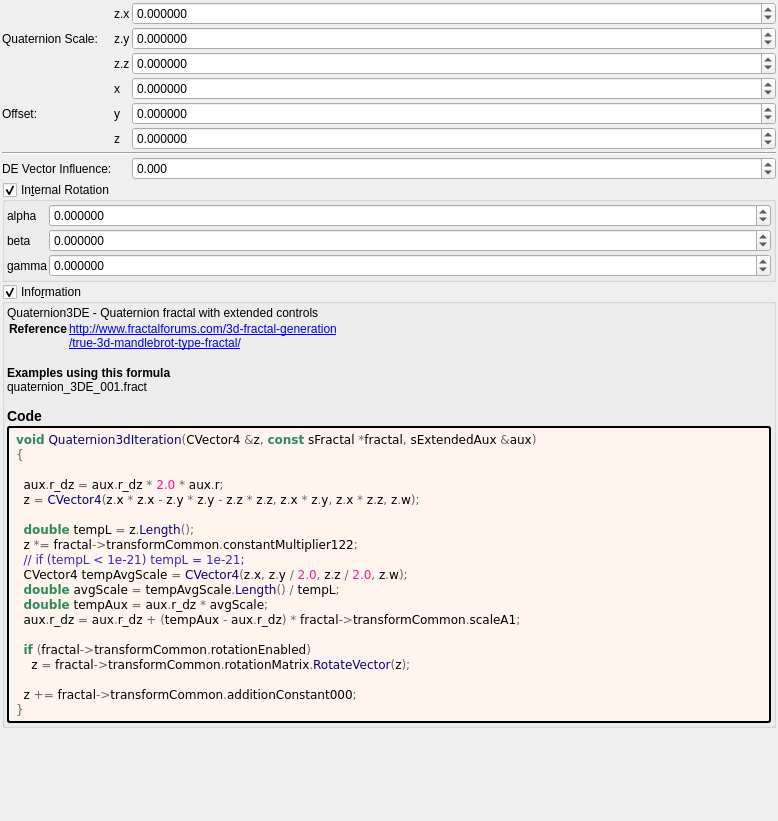
The window that mandelbulber2/formula/ui/quaternion3d.ui (buddhi1980/mandelbulber2) describes before a commit, drawn with Qt 5.
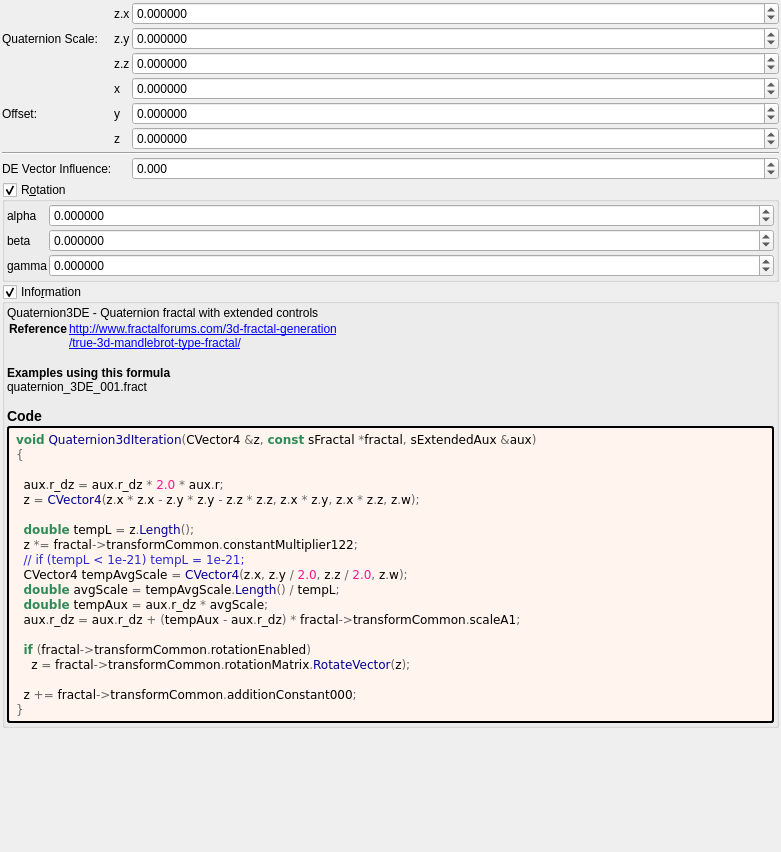
The same window after the commit. Custom widgets are drawn as their Qt base class.

Diff of the .ui file:
```diff
--- a/mandelbulber2/formula/ui/quaternion3d.ui
+++ b/mandelbulber2/formula/ui/quaternion3d.ui
@@ -6,8 +6,8 @@
    <rect>
     <x>0</x>
     <y>0</y>
-    <width>778</width>
-    <height>821</height>
+    <width>781</width>
+    <height>852</height>
    </rect>
   </property>
   <property name="windowTitle">
@@ -308,7 +308,7 @@
    <item>
     <widget class="MyGroupBox" name="groupCheck_transf_rotation_enabled">
      <property name="title">
-      <string>In&amp;ternal Rotation</string>
+      <string>R&amp;otation</string>
      </property>
      <property name="checkable">
       <bool>true</bool>
@@ -551,17 +551,17 @@
   </layout>
  </widget>
  <customwidgets>
+  <customwidget>
+   <class>MyDoubleSpinBox</class>
+   <extends>QDoubleSpinBox</extends>
+   <header>my_double_spin_box.h</header>
+  </customwidget>
   <customwidget>
    <class>MyGroupBox</class>
    <extends>QGroupBox</extends>
    <header>my_group_box.h</header>
    <container>1</container>
   </customwidget>
-  <customwidget>
-   <class>MyDoubleSpinBox</class>
-   <extends>QDoubleSpinBox</extends>
-   <header>my_double_spin_box.h</header>
-  </customwidget>
  </customwidgets>
  <tabstops>
   <tabstop>spinbox3_transf_constant_multiplier_122_x</tabstop>
```
Left out of the diff: 2 changed lines with no effect on the pictures.
